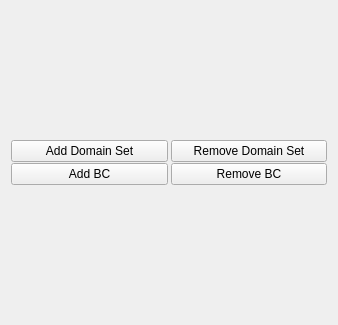
The window that smtk/Qt/qtModelPanel.ui (Kitware/SMTK) describes before a commit, drawn with Qt 5.
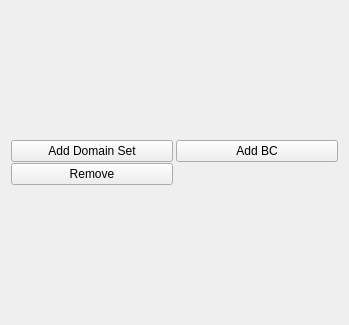
The same window after the commit.

Commit message: Refactored some group related UI components

```diff
--- a/smtk/Qt/qtModelPanel.ui
+++ b/smtk/Qt/qtModelPanel.ui
@@ -6,7 +6,7 @@
    <rect>
     <x>0</x>
     <y>0</y>
-    <width>338</width>
+    <width>349</width>
     <height>325</height>
    </rect>
   </property>
@@ -39,19 +39,6 @@
       </widget>
      </item>
      <item row="0" column="1">
-      <widget class="QPushButton" name="RemoveDomainset">
-       <property name="sizePolicy">
-        <sizepolicy hsizetype="Preferred" vsizetype="Fixed">
-         <horstretch>0</horstretch>
-         <verstretch>0</verstretch>
-        </sizepolicy>
-       </property>
-       <property name="text">
-        <string>Remove Domain Set</string>
-       </property>
-      </widget>
-     </item>
-     <item row="1" column="0">
       <widget class="QPushButton" name="AddBC">
        <property name="sizePolicy">
         <sizepolicy hsizetype="Preferred" vsizetype="Fixed">
@@ -64,16 +51,10 @@
        </property>
       </widget>
      </item>
-     <item row="1" column="1">
-      <widget class="QPushButton" name="RemoveBC">
-       <property name="sizePolicy">
-        <sizepolicy hsizetype="Preferred" vsizetype="Fixed">
-         <horstretch>0</horstretch>
-         <verstretch>0</verstretch>
-        </sizepolicy>
-       </property>
+     <item row="1" column="0">
+      <widget class="QPushButton" name="RemoveButton">
        <property name="text">
-        <string>Remove BC</string>
+        <string>Remove</string>
        </property>
       </widget>
      </item>
```
The commit also changes 4 other files.
